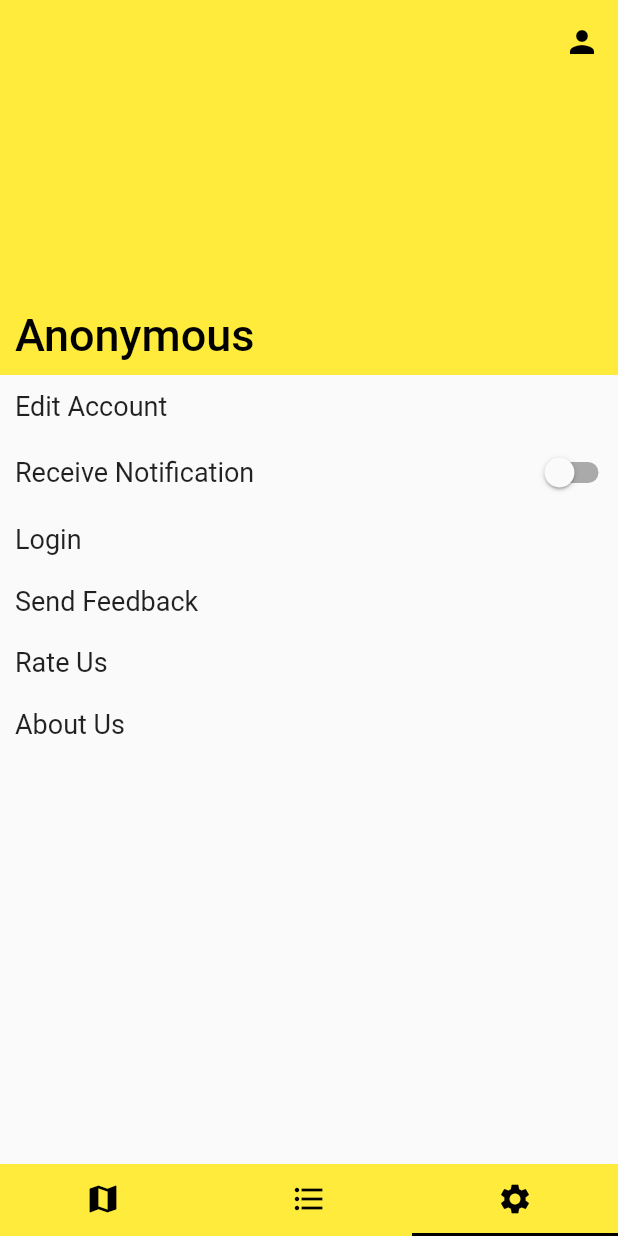
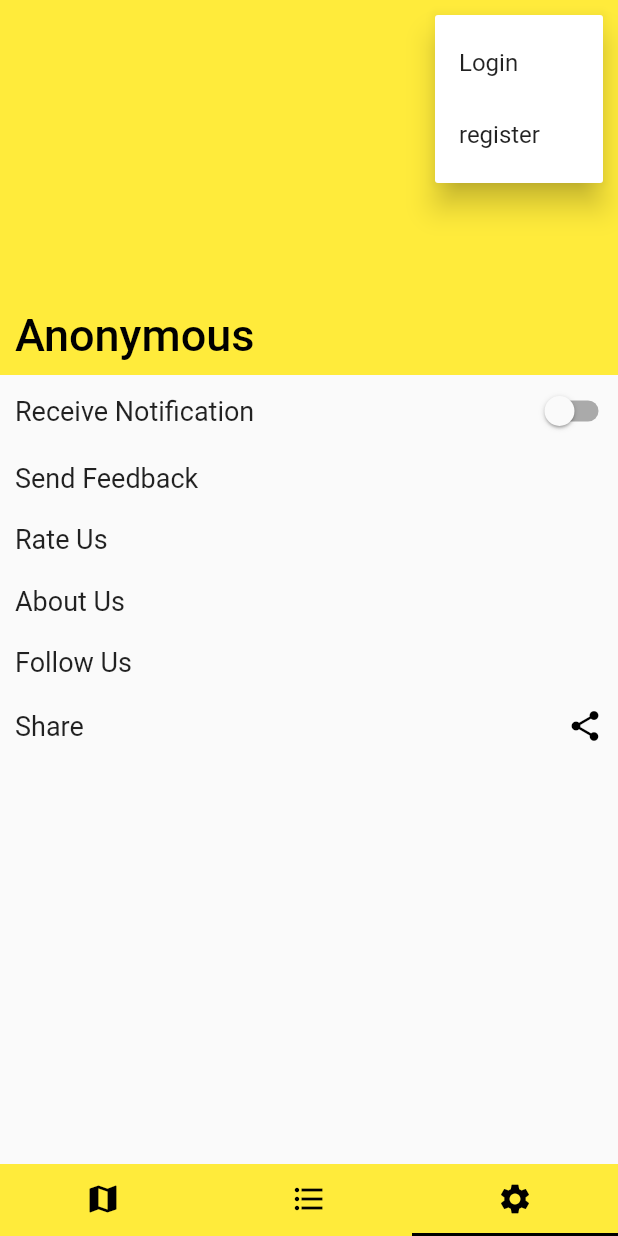
Before and after one commit to swarup260/clone-sharebuddyapp, a Flutter app: the screen it shows after launch, item 3 of the bottom bar chosen, after a tap on the "person" icon, on a phone screen of 412 x 824 dp. Run offline on Flutter 3.47's test engine with Material 2 defaults, Android fonts, the phone set to English and light mode, and no system bars; our stand-ins replace font_awesome_flutter, google_maps_flutter; Roboto replaces fonts that are missing (Rubik).

Commit message:
aboutus,share and follow us added

```diff
--- a/lib/tabs/setting.dart
+++ b/lib/tabs/setting.dart
@@ -1,13 +1,17 @@
 import 'package:flutter/material.dart';
+import 'package:share_buddy/tabs/screens/about_us.dart';
+import 'package:font_awesome_flutter/font_awesome_flutter.dart';
 
 class SettingTab extends StatelessWidget {
   List<Widget> _list = [
-    SettingField(label_name: 'Edit Account'),
     ReceiveNotification(),
-    SettingField(label_name: 'Login'),
     SettingField(label_name: 'Send Feedback'),
     SettingField(label_name: 'Rate Us'),
-    SettingField(label_name: 'About Us')
+    SettingField(label_name: 'About Us'),
+    SettingField(
+      label_name: 'Follow Us',
+    ),
+    Share()
   ];
   @override
   Widget build(BuildContext context) {
@@ -95,11 +99,22 @@ class NestedSetting extends StatelessWidget {
                 title: Text('Anonymous'),
               ),
               actions: <Widget>[
-                IconButton(
-                  icon: Icon(Icons.person),
-                  tooltip: 'User',
-                  onPressed: () {},
-                )
+                Padding(
+                  child: PopupMenuButton(
+                    child: Icon(Icons.person),
+                    onCanceled: () {},
+                    tooltip: 'User',
+                    itemBuilder: (BuildContext context) {
+                      return Choices.choices
+                          .map((String choices) => PopupMenuItem<String>(
+                                value: choices,
+                                child: Text(choices),
+                              ))
+                          .toList();
+                    },
+                  ),
+                  padding: EdgeInsets.all(10),
+                ),
               ],
             )
           ];
@@ -148,6 +163,39 @@ class _ReceiveNotificationState extends State<ReceiveNotification> {
                 enabled = true;
               });
             },
+          ),
+        )
+      ],
+    );
+  }
+}
+
+class Share extends StatelessWidget {
+  final Widget child;
+
+  Share({Key key, this.child}) : super(key: key);
+
+  @override
+  Widget build(BuildContext context) {
+    return Row(
+      mainAxisAlignment: MainAxisAlignment.spaceBetween,
+      children: <Widget>[
+        Flexible(
+          child: Padding(
+            child: Text(
+              'Share',
+              style: TextStyle(fontSize: 18),
+            ),
+            padding: EdgeInsets.all(10),
+          ),
+        ),
+        Flexible(
+          child: GestureDetector(
+            child: Padding(
+              child: Icon(Icons.share),
+              padding: EdgeInsets.all(10),
+            ),
+            onTap: () {},
           ),
         )
       ],
@@ -231,6 +279,43 @@ class SettingField extends StatelessWidget {
                 );
               });
           break;
+        case 'About Us':
+          Navigator.push(context,
+              MaterialPageRoute(builder: (context) => new AboutUsPage()));
+          break;
+        case 'Follow Us':
+          showDialog(
+              context: context,
+              builder: (BuildContext context) {
+                return AlertDialog(
+                  content: Row(
+                    mainAxisAlignment: MainAxisAlignment.spaceEvenly,
+                    children: <Widget>[
+                      Icon(
+                        FontAwesomeIcons.facebook,
+                        size: 40,
+                        color: Colors.blue,
+                      ),
+                      Icon(
+                        FontAwesomeIcons.twitter,
+                        size: 40,
+                        color: Colors.lightBlue,
+                      ),
+                      Icon(
+                        FontAwesomeIcons.google,
+                        size: 40,
+                        color: Colors.red,
+                      ),
+                      Icon(
+                        FontAwesomeIcons.instagram,
+                        size: 40,
+                        color: Colors.pink,
+                      )
+                    ],
+                  ),
+                );
+              });
+          break;
         default:
           Scaffold.of(context).showSnackBar(SnackBar(
             content: Text('tap working'),
@@ -272,3 +357,12 @@ class SettingField extends StatelessWidget {
 //           )
 //         ],
 //       )
+
+/* choices  */
+
+class Choices {
+  static const String login = "Login";
+  static const String register = "register";
+
+  static const List<String> choices = [login, register];
+}
```
